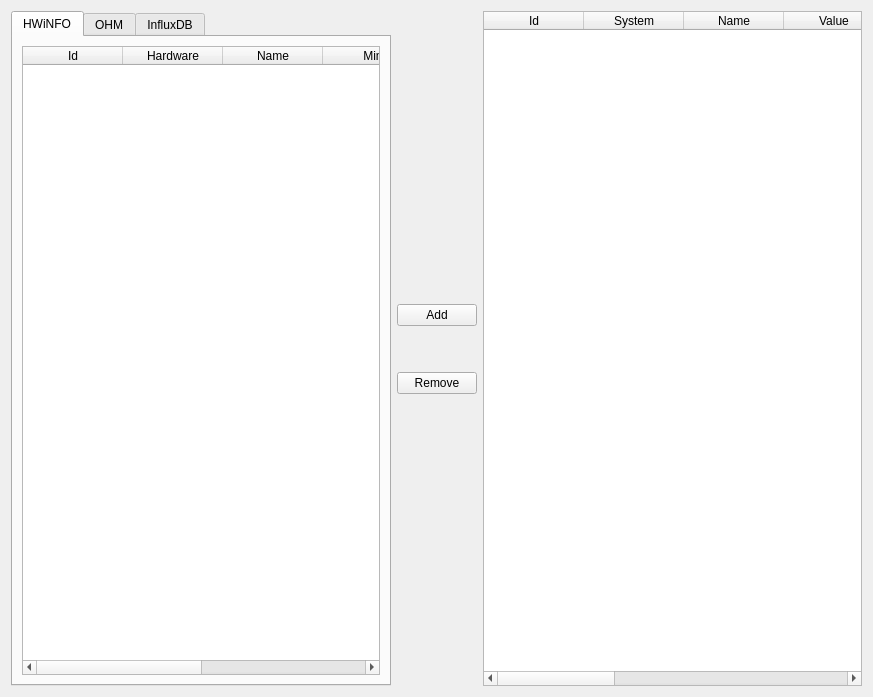
Before: the Qt Designer form GUI/DataPageWidget.ui in jimmyd-be/Hardware-Monitor-Applet, drawn with Qt 5.
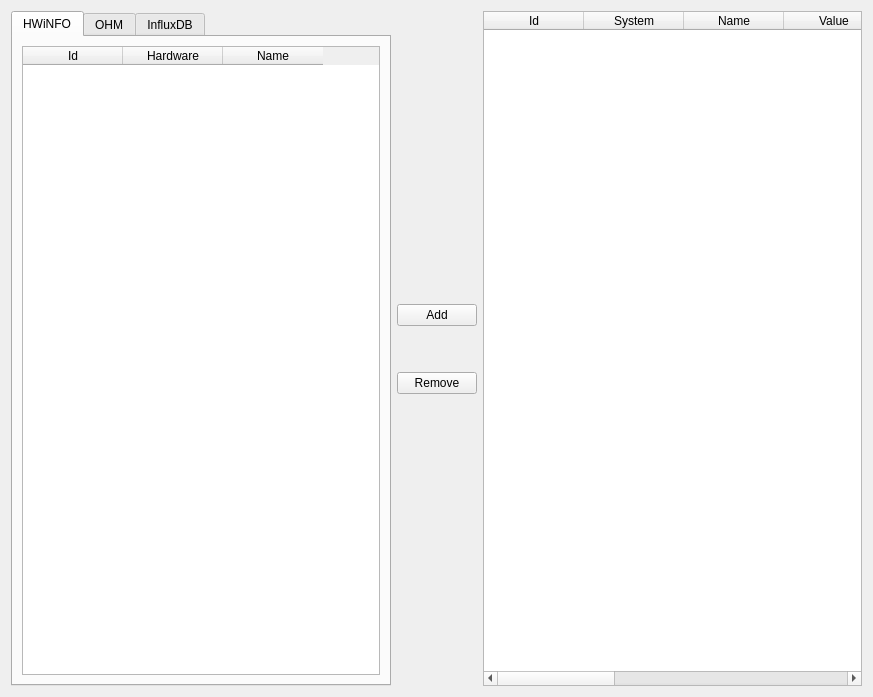
After: the same form once the commit is applied. Icons and pictures are not drawn.

Diff of the .ui file:
```diff
--- a/GUI/DataPageWidget.ui
+++ b/GUI/DataPageWidget.ui
@@ -51,21 +51,6 @@
            <string>Name</string>
           </property>
          </column>
-         <column>
-          <property name="text">
-           <string>Min</string>
-          </property>
-         </column>
-         <column>
-          <property name="text">
-           <string>Max</string>
-          </property>
-         </column>
-         <column>
-          <property name="text">
-           <string>Current</string>
-          </property>
-         </column>
         </widget>
        </item>
       </layout>
```
Left out of the diff: 15 changed lines with no effect on the pictures.
